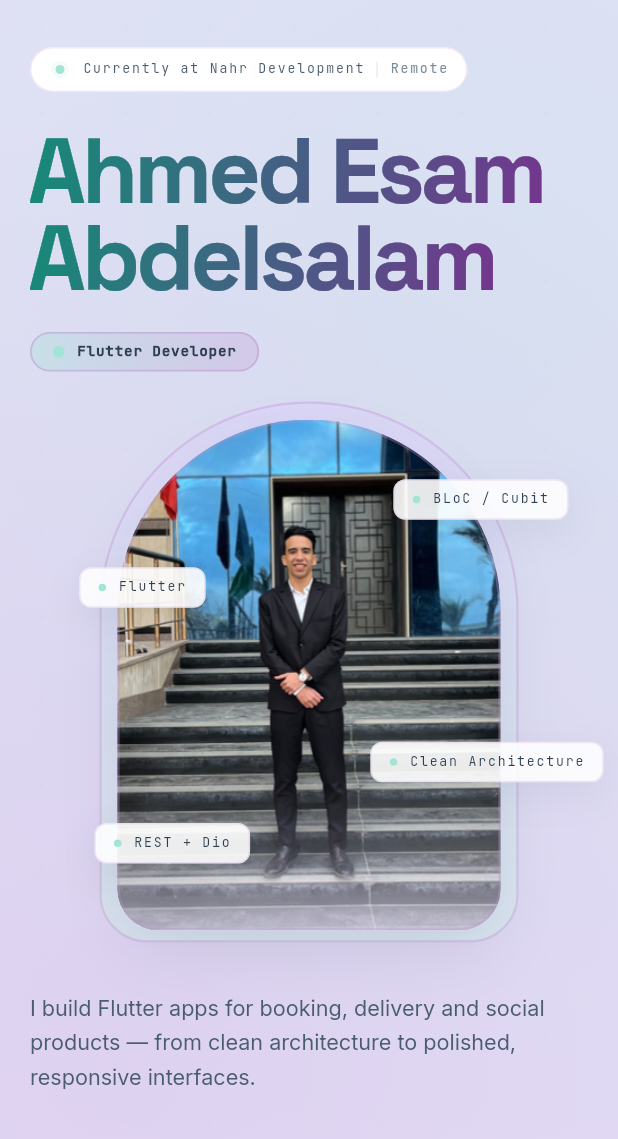
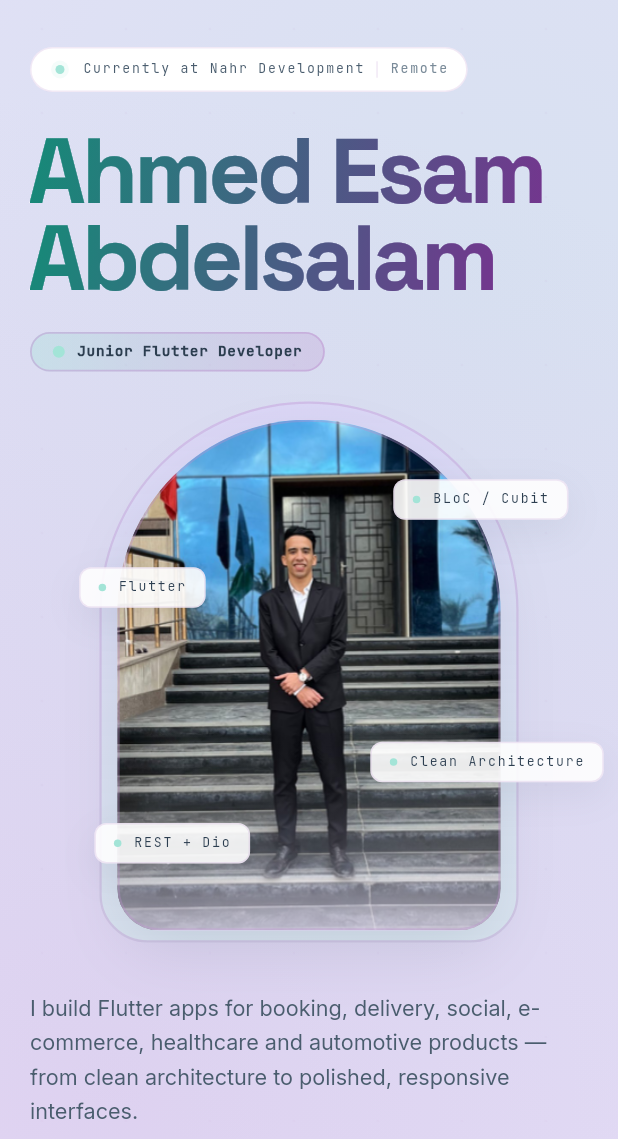
Before and after one commit to ahmed2782002/portfolio, a Flutter app: the screen it shows after launch, on a phone screen of 412 x 824 dp, the part 97-1236 px from its top. Run offline on Flutter 3.47's test engine with Material 3 defaults, Android fonts, the phone set to English and light mode, and no system bars; our stand-ins replace flutter_svg, shared_preferences.

Commit message:
feat: update portfolio with new client apps, expanded domains, and dynamic labels
*   **Data & Content Updates:**
    *   Expand the experience project list with 10 new applications (including `Trimly`, `MAS`, `Rawdy`, `Re3ayaPlus`, etc.) and rename `Booking App` to `Book Iraq`.
    *   Broaden professional focus areas, tagline, and summaries across the profile to encompass e-commerce, healthcare, and automotive domains.
    *   Update mobile development skills to explicitly include "RTL/LTR Layouts".
    *   Adjust profile statistics to display "17 client apps" instead of "18+ apps in production".
    *   Refine the education text formatting for the degree and graduation project details.
    *   Update the CV asset file.

*   **Component & UI Refinement:**
    *   Refactor `RoleBadge` in the Hero section to dynamically use `profile.role` instead of a hardcoded string.
    *   Update `ProjectsSection` to dynamically render the total product count in its header title.
    *   Revamp the projects section lead copy to reference specific client work and graduation project contexts.

*   **SEO & Web Metadata:**
    *   Update `index.html` title, description, and keywords to explicitly specify "Junior Flutter Developer" and reflect the newly added project domains.

```diff
--- a/lib/data/sources/experience_content.dart
+++ b/lib/data/sources/experience_content.dart
@@ -12,10 +12,20 @@ abstract final class ExperienceContent {
         'Laundo',
         'Laundo Delivery',
         'Qarar',
-        'Booking App',
+        'Book Iraq',
         'Fresh Driver',
         'Quartz',
+        'Trimly',
+        'MAS',
+        'Rawdy',
+        'Shahy Eissa',
+        'Re3ayaPlus',
+        'Yummy Diet',
+        'Full Day 24',
+        'Fresh Market',
+        'Car Club',
         'Rawnaq',
+        'Nagaa Driver App',
       ],
       highlights: [
         'Collaborate with the Flutter team, backend developers, and UI/UX designers to implement features and resolve technical issues.',
--- a/lib/data/sources/profile_content.dart
+++ b/lib/data/sources/profile_content.dart
@@ -11,8 +11,9 @@ abstract final class ProfileContent {
     shortName: 'Ahmed Esam',
     role: 'Junior Flutter Developer',
     tagline:
-        'I build Flutter apps for booking, delivery and social products — '
-        'from clean architecture to polished, responsive interfaces.',
+        'I build Flutter apps for booking, delivery, social, e-commerce, '
+        'healthcare and automotive products — from clean architecture to '
+        'polished, responsive interfaces.',
     summary:
         'Junior Flutter Developer with 1+ year of professional experience '
         'delivering mobile applications across booking, delivery, social, '
@@ -29,7 +30,7 @@ abstract final class ProfileContent {
     cvFileName: 'Ahmed_Esam_Junior_Flutter_Developer_CV.pdf',
     stats: [
       Stat(value: '1+', label: 'year of experience'),
-      Stat(value: '18+', label: 'apps in production'),
+      Stat(value: '17', label: 'client apps'),
       Stat(value: '10+', label: 'product domains'),
     ],
     focusAreas: [
@@ -65,15 +66,15 @@ abstract final class ProfileContent {
     (
       title: 'Comfortable changing domains',
       body:
-          'Consultation booking, property booking, delivery and social — '
-          "adapting quickly to each project's structure and business logic.",
+          'Booking, delivery, social, e-commerce, healthcare and '
+          "automotive — adapting quickly to each project's structure and business logic.",
     ),
   ];
 
   static const Education education = Education(
-    degree: "BSc. Degree, Information Technology",
+    degree: 'BSc. Degree in Information Technology',
     institution: 'Egyptian E-Learning University (EELU)',
-    period: 'Sept. 2021 – Jun. 2025 · Grade: A+ (Graduation Project: YourSeat)',
+    period: 'Sept. 2021 – Jun. 2025 · Graduation Project: YourSeat (Grade: A+)',
     location: 'Fayoum Branch',
   );
 
--- a/lib/data/sources/skills_content.dart
+++ b/lib/data/sources/skills_content.dart
@@ -9,7 +9,13 @@ abstract final class SkillsContent {
     ),
     SkillGroup(
       title: 'Mobile Development',
-      items: ['Flutter', 'Flutter Web', 'Responsive UI', 'Localization (i18n)'],
+      items: [
+        'Flutter',
+        'Flutter Web',
+        'Responsive UI',
+        'RTL/LTR Layouts',
+        'Localization (i18n)',
+      ],
     ),
     SkillGroup(title: 'State Management', items: ['Bloc', 'Cubit', 'Provider']),
     SkillGroup(
--- a/lib/features/hero/widgets/hero_copy.dart
+++ b/lib/features/hero/widgets/hero_copy.dart
@@ -81,7 +81,7 @@ class HeroCopy extends StatelessWidget {
         const SizedBox(height: AppSpacing.lg),
         HeroRise(
           step(0.16, 0.60),
-          child: const RoleBadge(label: 'Flutter Developer'),
+          child: RoleBadge(label: profile.role),
         ),
         ?portrait,
         SizedBox(height: portrait != null ? 0 : AppSpacing.xl),
```
Also changed, not shown: lib/features/projects/view/projects_section.dart (+7 -4 lines), 2 other files.
